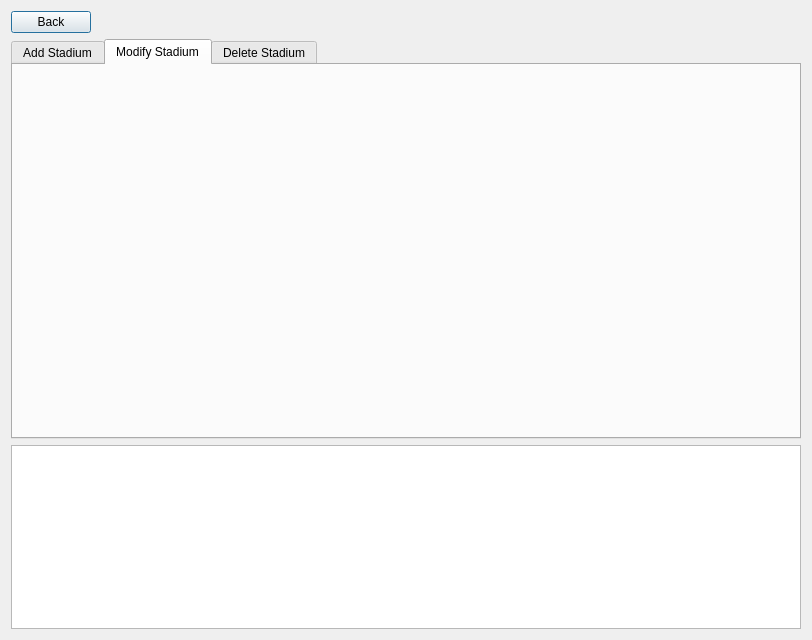
The window that BaseballProject2/modifystadiums.ui (tholm1/CS1D-Project-2-Baseball) describes before a commit, drawn with Qt 5.
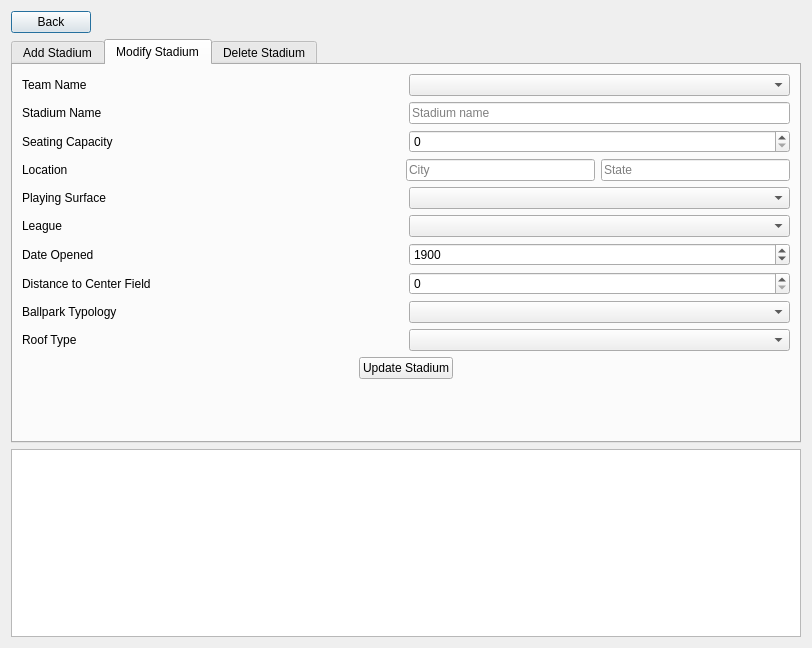
The same window after the commit. The open tabs and pages were chosen to show the change.

Commit message: Implement autopopulation of boxes in modify stadium menu

What changed in the file:
```diff
--- a/BaseballProject2/modifystadiums.ui
+++ b/BaseballProject2/modifystadiums.ui
@@ -7,7 +7,7 @@
     <x>0</x>
     <y>0</y>
     <width>812</width>
-    <height>640</height>
+    <height>648</height>
    </rect>
   </property>
   <property name="windowTitle">
@@ -442,6 +442,392 @@
       <attribute name="title">
        <string>Modify Stadium</string>
       </attribute>
+      <layout class="QVBoxLayout" name="verticalLayout_3">
+       <item>
+        <layout class="QVBoxLayout" name="verticalLayout_6">
+         <item>
+          <layout class="QHBoxLayout" name="horizontalLayout_16" stretch="1,1,2">
+           <item>
+            <widget class="QLabel" name="teamNameUpdateLabel">
+             <property name="text">
+              <string>Team Name</string>
+             </property>
+            </widget>
+           </item>
+           <item>
+            <spacer name="horizontalSpacer_18">
+             <property name="orientation">
+              <enum>Qt::Horizontal</enum>
+             </property>
+             <property name="sizeHint" stdset="0">
+              <size>
+               <width>40</width>
+               <height>20</height>
+              </size>
+             </property>
+            </spacer>
+           </item>
+           <item>
+            <widget class="QComboBox" name="teamNameUpdateBox"/>
+           </item>
+          </layout>
+         </item>
+         <item>
+          <layout class="QHBoxLayout" name="horizontalLayout_17" stretch="1,1,2">
+           <item>
+            <widget class="QLabel" name="stadiumNameUpdateLabel">
+             <property name="text">
+              <string>Stadium Name</string>
+             </property>
+            </widget>
+           </item>
+           <item>
+            <spacer name="horizontalSpacer_19">
+             <property name="orientation">
+              <enum>Qt::Horizontal</enum>
+             </property>
+             <property name="sizeHint" stdset="0">
+              <size>
+               <width>40</width>
+               <height>20</height>
+              </size>
+             </property>
+            </spacer>
+           </item>
+           <item>
+            <widget class="QLineEdit" name="stadiumNameUpdateLine">
+             <property name="placeholderText">
+              <string>Stadium name</string>
+             </property>
+            </widget>
+           </item>
+          </layout>
+         </item>
+         <item>
+          <layout class="QHBoxLayout" name="horizontalLayout_18" stretch="1,1,2">
+           <item>
+            <widget class="QLabel" name="seatingCapacityUpdateLabel">
+             <property name="text">
+              <string>Seating Capacity</string>
+             </property>
+            </widget>
+           </item>
+           <item>
+            <spacer name="horizontalSpacer_20">
+             <property name="orientation">
+              <enum>Qt::Horizontal</enum>
+             </property>
+             <property name="sizeHint" stdset="0">
+              <size>
+               <width>40</width>
+               <height>20</height>
+              </size>
+             </property>
+            </spacer>
+           </item>
+           <item>
+            <widget class="QSpinBox" name="seatingCapacityUpdateBox">
+             <property name="maximum">
+              <number>9999999</number>
+             </property>
+            </widget>
+           </item>
+          </layout>
+         </item>
+         <item>
+          <layout class="QHBoxLayout" name="horizontalLayout_19" stretch="1,1,1,1">
+           <item>
+            <widget class="QLabel" name="locationUpdateLabel">
+             <property name="text">
+              <string>Location</string>
+             </property>
+            </widget>
+           </item>
+           <item>
+            <spacer name="horizontalSpacer_21">
+             <property name="orientation">
+              <enum>Qt::Horizontal</enum>
+             </property>
+             <property name="sizeHint" stdset="0">
+              <size>
+               <width>40</width>
+               <height>20</height>
+              </size>
+             </property>
+            </spacer>
+           </item>
+           <item>
+            <widget class="QLineEdit" name="locationCityUpdateLine">
+             <property name="placeholderText">
+              <string>City</string>
+             </property>
+            </widget>
+           </item>
+           <item>
+            <widget class="QLineEdit" name="locationStateUpdateLine">
+             <property name="placeholderText">
+              <string>State</string>
+             </property>
+            </widget>
+           </item>
+          </layout>
+         </item>
+         <item>
+          <layout class="QHBoxLayout" name="horizontalLayout_20" stretch="1,1,2">
+           <item>
+            <widget class="QLabel" name="playingSurfaceUpdateLabel">
+             <property name="text">
+              <string>Playing Surface</string>
+             </property>
+            </widget>
+           </item>
+           <item>
+            <spacer name="horizontalSpacer_22">
+             <property name="orientation">
+              <enum>Qt::Horizontal</enum>
+             </property>
+             <property name="sizeHint" stdset="0">
+              <size>
+               <width>40</width>
+               <height>20</height>
+              </size>
+             </property>
+            </spacer>
+           </item>
+           <item>
+            <widget class="QComboBox" name="playingSurfaceUpdateBox"/>
+           </item>
+          </layout>
+         </item>
+         <item>
+          <layout class="QHBoxLayout" name="horizontalLayout_21" stretch="1,1,2">
+           <item>
+            <widget class="QLabel" name="leagueUpdateLabel">
+             <property name="text">
+              <string>League</string>
+             </property>
+            </widget>
+           </item>
+           <item>
+            <spacer name="horizontalSpacer_23">
+             <property name="orientation">
+              <enum>Qt::Horizontal</enum>
+             </property>
+             <property name="sizeHint" stdset="0">
+              <size>
+               <width>40</width>
+               <height>20</height>
+              </size>
+             </property>
+            </spacer>
+           </item>
+           <item>
+            <widget class="QComboBox" name="leagueUpdateBox"/>
+           </item>
+          </layout>
+         </item>
+         <item>
+          <layout class="QHBoxLayout" name="horizontalLayout_22" stretch="1,1,2">
+           <item>
+            <widget class="QLabel" name="dateOpenedUpdateLabel">
+             <property name="text">
+              <string>Date Opened</string>
+             </property>
+            </widget>
+           </item>
+           <item>
+            <spacer name="horizontalSpacer_24">
+             <property name="orientation">
+              <enum>Qt::Horizontal</enum>
+             </property>
+             <property name="sizeHint" stdset="0">
+              <size>
+               <width>40</width>
+               <height>20</height>
+              </size>
+             </property>
+            </spacer>
+           </item>
+           <item>
+            <widget class="QSpinBox" name="dateOpenedUpdateBox">
+             <property name="minimum">
+              <number>0</number>
+             </property>
+             <property name="maximum">
+              <number>9999</number>
+             </property>
+             <property name="value">
+              <number>1900</number>
+             </property>
+            </widget>
+           </item>
+          </layout>
+         </item>
+         <item>
+          <layout class="QHBoxLayout" name="horizontalLayout_23" stretch="1,1,2">
+           <item>
+            <widget class="QLabel" name="distanceToCenterFieldUpdateLabel">
+             <property name="text">
+              <string>Distance to Center Field</string>
+             </property>
+            </widget>
+           </item>
+           <item>
+            <spacer name="horizontalSpacer_25">
+             <property name="orientation">
+              <enum>Qt::Horizontal</enum>
+             </property>
+             <property name="sizeHint" stdset="0">
+              <size>
+               <width>40</width>
+               <height>20</height>
+              </size>
+             </property>
+            </spacer>
+           </item>
+           <item>
+            <widget class="QSpinBox" name="distanceToCenterFieldUpdateBox">
+             <property name="maximum">
+              <number>9999</number>
+             </property>
+            </widget>
+           </item>
+          </layout>
+         </item>
+         <item>
+          <layout class="QHBoxLayout" name="horizontalLayout_24" stretch="1,1,2">
+           <item>
+            <widget class="QLabel" name="parkTypologyUpdateLabel">
+             <property name="text">
+              <string>Ballpark Typology</string>
+             </property>
+            </widget>
+           </item>
+           <item>
+            <spacer name="horizontalSpacer_26">
+             <property name="orientation">
+              <enum>Qt::Horizontal</enum>
+             </property>
+             <property name="sizeHint" stdset="0">
+              <size>
+               <width>40</width>
+               <height>20</height>
+              </size>
+             </property>
+            </spacer>
+           </item>
+           <item>
+            <widget class="QComboBox" name="ballparkTypologyUpdateBox"/>
+           </item>
+          </layout>
+         </item>
+         <item>
+          <layout class="QHBoxLayout" name="horizontalLayout_25" stretch="1,1,2">
+           <item>
+            <widget class="QLabel" name="roofTypeUpdateLabel">
+             <property name="text">
+              <string>Roof Type</string>
+             </property>
+            </widget>
+           </item>
+           <item>
+            <spacer name="horizontalSpacer_27">
+             <property name="orientation">
+              <enum>Qt::Horizontal</enum>
+             </property>
+             <property name="sizeHint" stdset="0">
+              <size>
+               <width>40</width>
+               <height>20</height>
+              </size>
+             </property>
+            </spacer>
+           </item>
+           <item>
+            <widget class="QComboBox" name="roofTypeUpdateBox"/>
+           </item>
+          </layout>
+         </item>
+         <item>
+          <layout class="QHBoxLayout" name="horizontalLayout_3">
+           <item>
+            <spacer name="horizontalSpacer_28">
+             <property name="orientation">
+              <enum>Qt::Horizontal</enum>
+             </property>
+             <property name="sizeHint" stdset="0">
+              <size>
+               <width>40</width>
+               <height>20</height>
+              </size>
+             </property>
+            </spacer>
+           </item>
+           <item>
+            <widget class="QPushButton" name="confirmUpdateBtn">
+             <property name="text">
+              <string>Update Stadium</string>
+             </property>
+            </widget>
+           </item>
+           <item>
+            <spacer name="horizontalSpacer_29">
+             <property name="orientation">
+              <enum>Qt::Horizontal</enum>
+             </property>
+             <property name="sizeHint" stdset="0">
+              <size>
+               <width>40</width>
+               <height>20</height>
+              </size>
+             </property>
+            </spacer>
+           </item>
+          </layout>
+         </item>
+         <item>
+          <layout class="QHBoxLayout" name="errorLayer_2">
+           <item>
+            <spacer name="horizontalSpacer_30">
+             <property name="orientation">
+              <enum>Qt::Horizontal</enum>
+             </property>
+             <property name="sizeHint" stdset="0">
+              <size>
+               <width>40</width>
+               <height>20</height>
+              </size>
+             </property>
+            </spacer>
+           </item>
+           <item>
+            <widget class="QLabel" name="errorLabel_2">
+             <property name="styleSheet">
+              <string notr="true">color: #df4f4a;</string>
+             </property>
+             <property name="text">
+              <string/>
+             </property>
+            </widget>
+           </item>
+           <item>
+            <spacer name="horizontalSpacer_31">
+             <property name="orientation">
+              <enum>Qt::Horizontal</enum>
+             </property>
+             <property name="sizeHint" stdset="0">
+              <size>
+               <width>40</width>
+               <height>20</height>
+              </size>
+             </property>
+            </spacer>
+           </item>
+          </layout>
+         </item>
+        </layout>
+       </item>
+      </layout>
      </widget>
      <widget class="QWidget" name="tab_5">
       <attribute name="title">
```
Left out of the diff: 6 changed lines with no effect on the pictures. The commit also changes 4 other files.
